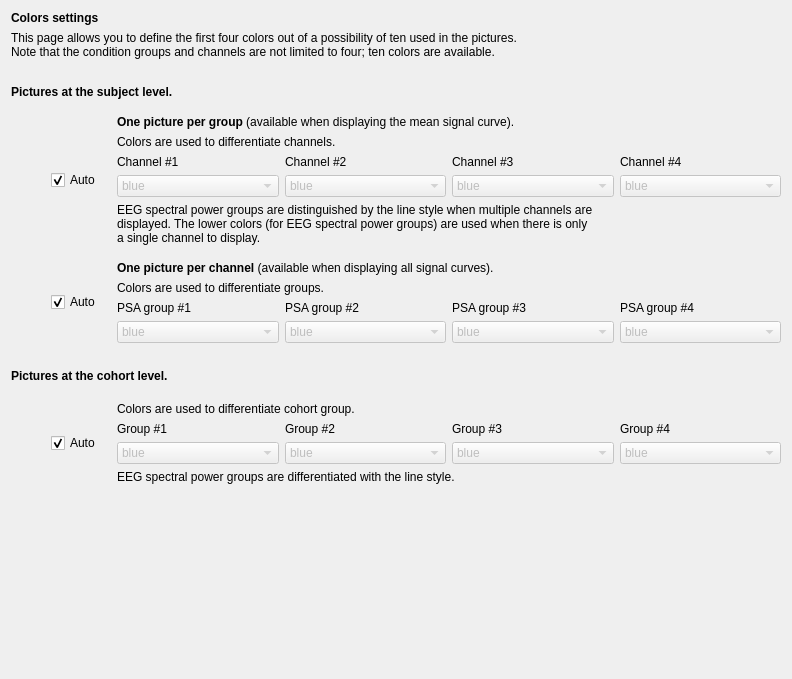
Qt form tools/CEAMSTools/PSAImages/DisplaySettings/Ui_DisplaySettings.ui (SnoozToolbox/snooz-package-ceams) before a commit.
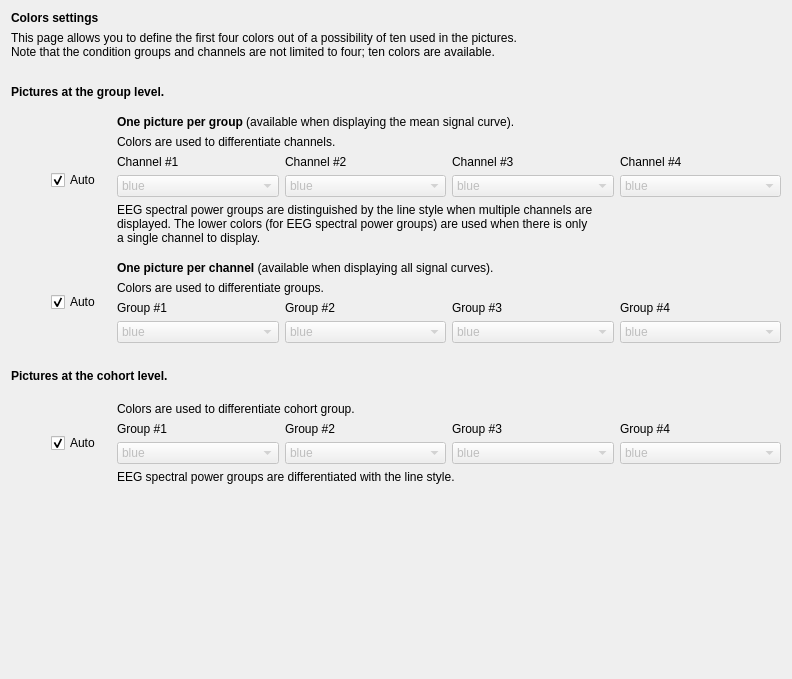
The same form after that commit.

Commit message: A small UI modification for display setting of PSAImages tool

```diff
--- a/tools/CEAMSTools/PSAImages/DisplaySettings/Ui_DisplaySettings.ui
+++ b/tools/CEAMSTools/PSAImages/DisplaySettings/Ui_DisplaySettings.ui
@@ -51,7 +51,7 @@
    <item>
     <widget class="QLabel" name="label">
      <property name="text">
-      <string>&lt;html&gt;&lt;head/&gt;&lt;body&gt;&lt;p&gt;&lt;span style=&quot; font-weight:600;&quot;&gt;Pictures at the subject level.&lt;/span&gt;&lt;/p&gt;&lt;/body&gt;&lt;/html&gt;</string>
+      <string>&lt;html&gt;&lt;head/&gt;&lt;body&gt;&lt;p&gt;&lt;span style=&quot; font-weight:600;&quot;&gt;Pictures at the group level.&lt;/span&gt;&lt;/p&gt;&lt;/body&gt;&lt;/html&gt;</string>
      </property>
     </widget>
    </item>
@@ -494,28 +494,28 @@
          <item row="0" column="0">
           <widget class="QLabel" name="label_4">
            <property name="text">
-            <string>PSA group #1</string>
+            <string>Group #1</string>
            </property>
           </widget>
          </item>
          <item row="0" column="1">
           <widget class="QLabel" name="label_5">
            <property name="text">
-            <string>PSA group #2</string>
+            <string>Group #2</string>
            </property>
           </widget>
          </item>
          <item row="0" column="2">
           <widget class="QLabel" name="label_6">
            <property name="text">
-            <string>PSA group #3</string>
+            <string>Group #3</string>
            </property>
           </widget>
          </item>
          <item row="0" column="3">
           <widget class="QLabel" name="label_7">
            <property name="text">
-            <string>PSA group #4</string>
+            <string>Group #4</string>
            </property>
           </widget>
          </item>
```
The commit also changes 1 other file.
